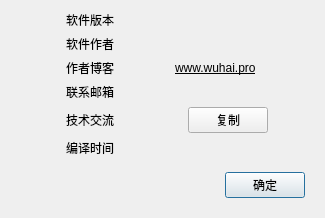
The window that src/ui/SAKVersion.ui (x-tools-author/x-tools) describes before a commit, drawn with Qt 5.
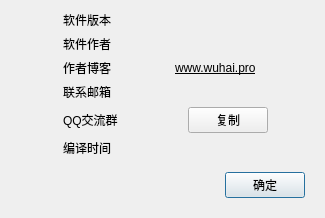
The same window after the commit.

Commit message: 修改交流群

Patch:
```diff
--- a/src/ui/SAKVersion.ui
+++ b/src/ui/SAKVersion.ui
@@ -97,7 +97,7 @@
    <item row="4" column="1">
     <widget class="QLabel" name="label_2">
      <property name="text">
-      <string>技术交流</string>
+      <string>QQ交流群</string>
      </property>
     </widget>
    </item>
```
